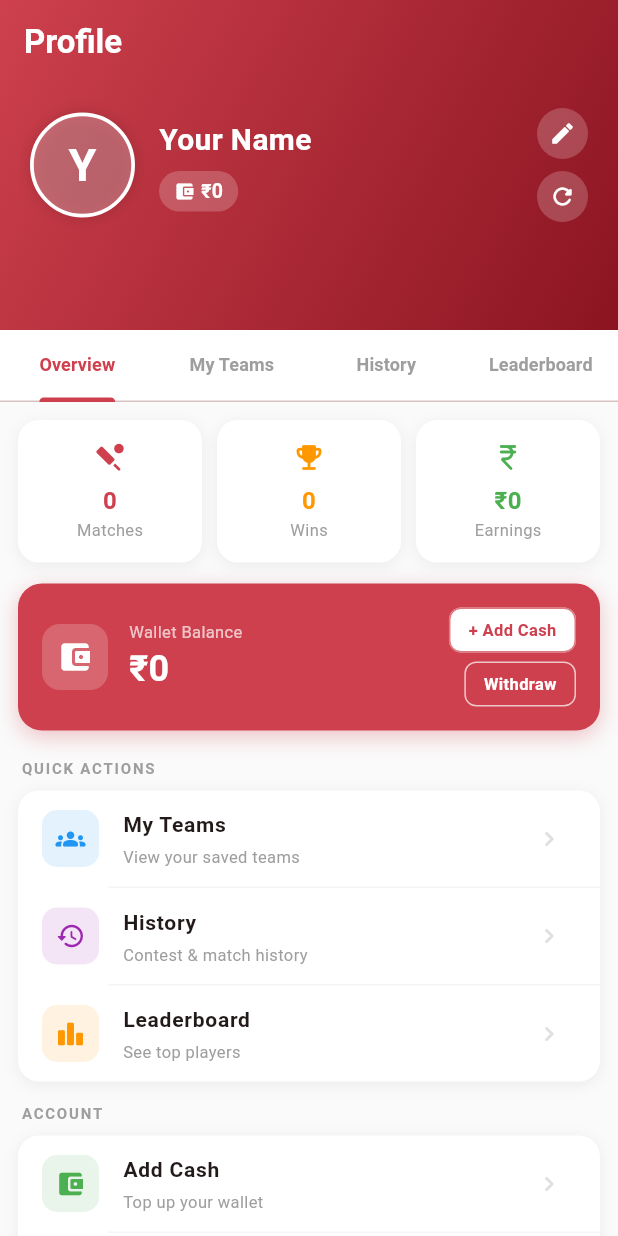
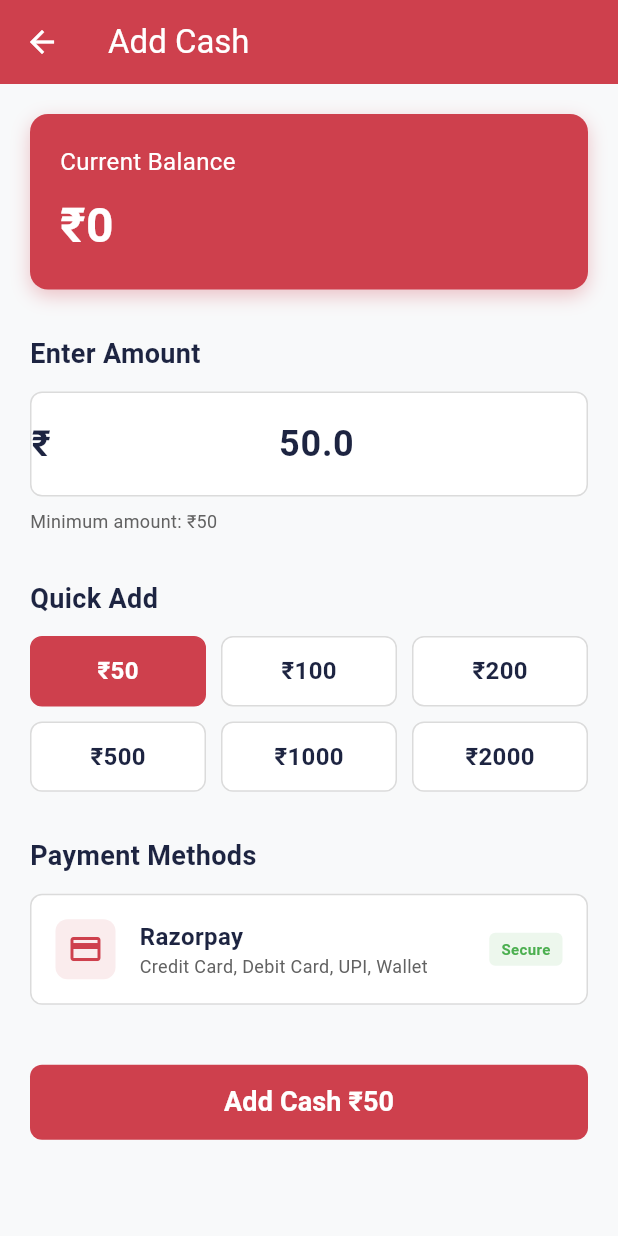
Before and after one commit to ashokmauryatech01-coder/dream11-app, a Flutter app: the EsProfileScreen screen opened directly, after a tap on "+ Add Cash", on a phone screen of 412 x 824 dp. Run offline on Flutter 3.47's test engine with Material 3 defaults, Android fonts, the light colour scheme and no system bars; our stand-ins replace cached_network_image, shared_preferences; missing offline and left inert: razorpay_flutter; accounts and stored records are empty; network calls fail.

Commit message:
feat: Implement add cash screen with Razorpay integration and introduce core application screens.

```diff
--- a/lib/core/services/razorpay_service.dart
+++ b/lib/core/services/razorpay_service.dart
@@ -1,5 +1,5 @@
 import 'package:flutter/material.dart';
-import 'package:razorpay_flutter/razorpay_flutter';
+import 'package:razorpay_flutter/razorpay_flutter.dart';
 import 'package:fantasy_crick/core/constants/app_constants.dart';
 
 class RazorpayService {
@@ -49,6 +49,7 @@ class RazorpayService {
       _razorpay.open(options);
     } catch (e) {
       debugPrint('Error opening Razorpay: $e');
+      onPaymentError?.call('Payment initialization failed: $e');
     }
   }
 
--- /dev/null
+++ b/lib/core/services/razorpay_service_mock.dart
@@ -0,0 +1,42 @@
+import 'package:flutter/material.dart';
+import 'package:fantasy_crick/core/constants/app_constants.dart';
+
+class RazorpayService {
+  static final RazorpayService _instance = RazorpayService._internal();
+  factory RazorpayService() => _instance;
+  RazorpayService._internal();
+
+  Function(String)? onPaymentSuccess;
+  Function(String)? onPaymentError;
+  Function(String)? onPaymentExternalWallet;
+
+  void initialize({
+    Function(String)? onPaymentSuccess,
+    Function(String)? onPaymentError,
+    Function(String)? onPaymentExternalWallet,
+  }) {
+    this.onPaymentSuccess = onPaymentSuccess;
+    this.onPaymentError = onPaymentError;
+    this.onPaymentExternalWallet = onPaymentExternalWallet;
+  }
+
+  void openPayment({
+    required String name,
+    required String description,
+    required double amount,
+    String? contact,
+    String? email,
+  }) {
+    // Mock payment implementation for now
+    debugPrint('Mock Payment: $name - $description - ₹$amount');
+
+    // Simulate payment success after 2 seconds
+    Future.delayed(const Duration(seconds: 2), () {
+      onPaymentSuccess?.call('mock_payment_id_${DateTime.now().millisecondsSinceEpoch}');
+    });
+  }
+
+  void dispose() {
+    // Cleanup if needed
+  }
+}
--- a/lib/features/profile/screens/es_profile_screen.dart
+++ b/lib/features/profile/screens/es_profile_screen.dart
@@ -4,6 +4,7 @@ import 'package:fantasy_crick/core/services/api_client.dart';
 import 'package:fantasy_crick/core/services/profile_service.dart';
 import 'package:fantasy_crick/core/services/location_service.dart';
 import 'package:fantasy_crick/features/profile/screens/es_edit_profile_screen.dart';
+import 'package:fantasy_crick/features/wallet/screens/add_cash_screen.dart';
 
 // ─────────────────────────────────────────────────────────────────────────────
 //  PROFILE SCREEN  — white background, light cards, real API
@@ -381,27 +382,18 @@ class _EsProfileScreenState extends State<EsProfileScreen>
           'Add Cash',
           'Top up your wallet',
           Colors.green,
-          () {},
+          () {
+            Navigator.push(
+              context,
+              MaterialPageRoute(builder: (context) => const AddCashScreen()),
+            );
+          },
         ),
         _menuItem(
           Icons.arrow_downward_rounded,
           'Withdraw',
           'Withdraw winnings',
           Colors.teal,
-          () {},
-        ),
-        _menuItem(
-          Icons.card_giftcard_rounded,
-          'Refer & Earn',
-          'Get ${LocationService.formatAmount(100, _location)} per referral',
-          Colors.pink,
-          () {},
-        ),
-        _menuItem(
-          Icons.verified_user_rounded,
-          'KYC Verify',
-          'Complete your verification',
-          Colors.indigo,
           () {},
         ),
       ]),
@@ -435,7 +427,9 @@ class _EsProfileScreenState extends State<EsProfileScreen>
           'Privacy Policy',
           'How we use your data',
           Colors.grey,
-          () {},
+          () {
+            Navigator.pushNamed(context, '/privacy-policy');
+          },
         ),
       ]),
       const SizedBox(height: 14),
@@ -563,7 +557,14 @@ class _EsProfileScreenState extends State<EsProfileScreen>
   );
 
   Widget _walletBtn(String label, Color bg, Color fg) => GestureDetector(
-    onTap: () {},
+    onTap: () {
+      if (label.contains('Add Cash')) {
+        Navigator.push(
+          context,
+          MaterialPageRoute(builder: (context) => const AddCashScreen()),
+        );
+      }
+    },
     child: Container(
       padding: const EdgeInsets.symmetric(horizontal: 12, vertical: 6),
       decoration: BoxDecoration(
--- /dev/null
+++ b/lib/features/wallet/screens/add_cash_screen.dart
@@ -0,0 +1,388 @@
+import 'package:flutter/material.dart';
+import 'package:fantasy_crick/core/constants/app_colors.dart';
+import 'package:fantasy_crick/core/services/razorpay_service.dart';
+
+class AddCashScreen extends StatefulWidget {
+  const AddCashScreen({super.key});
+
+  @override
+  State<AddCashScreen> createState() => _AddCashScreenState();
+}
+
+class _AddCashScreenState extends State<AddCashScreen> {
+  final RazorpayService _razorpayService = RazorpayService();
+  final TextEditingController _amountController = TextEditingController();
+  double _selectedAmount = 50.0;
+  final List<double> _quickAmounts = [50, 100, 200, 500, 1000, 2000];
+  bool _isProcessing = false;
+
+  @override
+  void initState() {
+    super.initState();
+    _amountController.text = _selectedAmount.toString();
+    _initializeRazorpay();
+  }
+
+  void _initializeRazorpay() {
+    _razorpayService.initialize(
+      onPaymentSuccess: (paymentId) {
+        setState(() => _isProcessing = false);
+        _showMessage('Payment Successful!', 'Payment ID: $paymentId', true);
+      },
+      onPaymentError: (error) {
+        setState(() => _isProcessing = false);
+        _showMessage('Payment Failed', error, false);
+      },
+      onPaymentExternalWallet: (walletName) {
+        setState(() => _isProcessing = false);
+        _showMessage('External Wallet', 'Selected wallet: $walletName', true);
+      },
+    );
+  }
+
+  @override
+  void dispose() {
+    _amountController.dispose();
+    _razorpayService.dispose();
+    super.dispose();
+  }
+
+  void _makePayment(double amount) {
+    if (amount < 50) {
+      _showMessage('Invalid Amount', 'Minimum amount is ₹50', false);
+      return;
+    }
+
+    setState(() => _isProcessing = true);
+
+    _razorpayService.openPayment(
+      name: 'Segga Sportzz - Add Cash',
+      description: 'Add ₹${amount.toStringAsFixed(0)} to wallet',
+      amount: amount,
+      contact: '9999999999',
+      email: 'user@example.com',
+    );
+  }
+
+  void _showMessage(String title, String message, bool isSuccess) {
+    showDialog(
+      context: context,
+      barrierDismissible: false,
+      builder: (context) => AlertDialog(
+        title: Text(title),
+        content: Text(message),
+        icon: Icon(
+          isSuccess ? Icons.check_circle : Icons.error,
+          color: isSuccess ? Colors.green : Colors.red,
+        ),
+        actions: [
+          if (isSuccess) ...[
+            TextButton(
+              onPressed: () {
+                Navigator.pop(context); // Close dialog
+                Navigator.pop(context); // Go back to previous screen
+              },
+              child: const Text('Done'),
+            ),
+            TextButton(
+              onPressed: () {
+                Navigator.pop(context); // Close dialog only
+              },
+              child: const Text('Add More'),
+            ),
+          ] else ...[
+            TextButton(
+              onPressed: () => Navigator.pop(context),
+              child: const Text('OK'),
+            ),
+          ],
+        ],
+      ),
+    );
+  }
+
+  @override
+  Widget build(BuildContext context) {
+    return Scaffold(
+      backgroundColor: AppColors.background,
+      appBar: AppBar(
+        backgroundColor: AppColors.primary,
+        foregroundColor: AppColors.white,
+        title: const Text('Add Cash'),
+        elevation: 0,
+      ),
+      body: SingleChildScrollView(
+        padding: const EdgeInsets.all(20),
+        child: Column(
+          crossAxisAlignment: CrossAxisAlignment.start,
+          children: [
+            // Wallet Balance Card
+            Container(
+              width: double.infinity,
+              padding: const EdgeInsets.all(20),
+              decoration: BoxDecoration(
+                color: AppColors.primary,
+                borderRadius: BorderRadius.circular(12),
+                boxShadow: [
+                  BoxShadow(
+                    color: AppColors.primary.withOpacity(0.3),
+                    blurRadius: 10,
+                    offset: const Offset(0, 4),
+                  ),
+                ],
+              ),
+              child: Column(
+                crossAxisAlignment: CrossAxisAlignment.start,
+                children: [
+                  const Text(
+                    'Current Balance',
+                    style: TextStyle(
+                      color: AppColors.white,
+                      fontSize: 16,
+                    ),
+                  ),
+                  const SizedBox(height: 8),
+                  const Text(
+                    '₹0',
+                    style: TextStyle(
+                      color: AppColors.white,
+                      fontSize: 32,
+                      fontWeight: FontWeight.bold,
+                    ),
+                  ),
+                ],
+              ),
+            ),
+            const SizedBox(height: 30),
+
+            // Custom Amount Input
+            const Text(
+              'Enter Amount',
+              style: TextStyle(
+                fontSize: 18,
+                fontWeight: FontWeight.bold,
+                color: AppColors.text,
+              ),
+            ),
+            const SizedBox(height: 12),
+            Container(
+              decoration: BoxDecoration(
+                color: AppColors.white,
+                borderRadius: BorderRadius.circular(8),
+                border: Border.all(color: AppColors.border),
+              ),
+              child: TextField(
+                controller: _amountController,
+                keyboardType: TextInputType.number,
+                textAlign: TextAlign.center,
+                style: const TextStyle(
+                  fontSize: 24,
+                  fontWeight: FontWeight.bold,
+                  color: AppColors.text,
+                ),
+                decoration: const InputDecoration(
+                  hintText: '0',
+                  hintStyle: TextStyle(color: AppColors.textLight),
+                  prefixText: '₹',
+                  prefixStyle: TextStyle(
+                    fontSize: 24,
+                    fontWeight: FontWeight.bold,
+                    color: AppColors.text,
+                  ),
+                  border: InputBorder.none,
+                  contentPadding: EdgeInsets.symmetric(vertical: 16),
+                ),
+                onChanged: (value) {
+                  final amount = double.tryParse(value);
+                  if (amount != null) {
+                    setState(() {
+                      _selectedAmount = amount;
+                    });
+                  }
+                },
+              ),
+            ),
+            const SizedBox(height: 8),
+            const Text(
+              'Minimum amount: ₹50',
+              style: TextStyle(
+                fontSize: 12,
+                color: AppColors.textLight,
+              ),
+            ),
+            const SizedBox(height: 30),
+
+            // Quick Amount Selection
+            const Text(
+              'Quick Add',
+              style: TextStyle(
+                fontSize: 18,
+                fontWeight: FontWeight.bold,
+                color: AppColors.text,
+              ),
+            ),
+            const SizedBox(height: 12),
+            GridView.builder(
+              shrinkWrap: true,
+              physics: const NeverScrollableScrollPhysics(),
+              gridDelegate: const SliverGridDelegateWithFixedCrossAxisCount(
+                crossAxisCount: 3,
+                childAspectRatio: 2.5,
+                crossAxisSpacing: 10,
+                mainAxisSpacing: 10,
+              ),
+              itemCount: _quickAmounts.length,
+              itemBuilder: (context, index) {
+                final amount = _quickAmounts[index];
+                final isSelected = _selectedAmount == amount;
+                return GestureDetector(
+                  onTap: () {
+                    setState(() {
+                      _selectedAmount = amount;
+                      _amountController.text = amount.toString();
+                    });
+                  },
+                  child: Container(
+                    decoration: BoxDecoration(
+                      color: isSelected ? AppColors.primary : AppColors.white,
+                      borderRadius: BorderRadius.circular(8),
+                      border: Border.all(
+                        color: isSelected ? AppColors.primary : AppColors.border,
+                      ),
+                    ),
+                    child: Center(
+                      child: Text(
+                        '₹${amount.toStringAsFixed(0)}',
+                        style: TextStyle(
+                          fontSize: 16,
+                          fontWeight: FontWeight.bold,
+                          color: isSelected ? AppColors.white : AppColors.text,
+                        ),
+                      ),
+                    ),
+                  ),
+                );
+              },
+            ),
+            const SizedBox(height: 30),
+
+            // Payment Methods
+            const Text(
+              'Payment Methods',
+              style: TextStyle(
+                fontSize: 18,
+                fontWeight: FontWeight.bold,
+                color: AppColors.text,
+              ),
+            ),
+            const SizedBox(height: 12),
+            Container(
+              padding: const EdgeInsets.all(16),
+              decoration: BoxDecoration(
+                color: AppColors.white,
+                borderRadius: BorderRadius.circular(8),
+                border: Border.all(color: AppColors.border),
+              ),
+              child: Row(
+                children: [
+                  Container(
+                    width: 40,
+                    height: 40,
+                    decoration: BoxDecoration(
+                      color: AppColors.primary.withOpacity(0.1),
+                      borderRadius: BorderRadius.circular(8),
+                    ),
+                    child: const Icon(
+                      Icons.payment,
+                      color: AppColors.primary,
+                      size: 24,
+                    ),
+                  ),
+                  const SizedBox(width: 16),
+                  const Expanded(
+                    child: Column(
+                      crossAxisAlignment: CrossAxisAlignment.start,
+                      children: [
+                        Text(
+                          'Razorpay',
+                          style: TextStyle(
+                            fontSize: 16,
+                            fontWeight: FontWeight.bold,
+                            color: AppColors.text,
+                          ),
+                        ),
+                        Text(
+                          'Credit Card, Debit Card, UPI, Wallet',
+                          style: TextStyle(
+                            fontSize: 12,
+                            color: AppColors.textLight,
+                          ),
+                        ),
+                      ],
+                    ),
+                  ),
+                  Container(
+                    padding: const EdgeInsets.symmetric(horizontal: 8, vertical: 4),
+                    decoration: BoxDecoration(
+                      color: Colors.green.withOpacity(0.1),
+                      borderRadius: BorderRadius.circular(4),
+                    ),
+                    child: const Text(
+                      'Secure',
+                      style: TextStyle(
+                        fontSize: 10,
+                        color: Colors.green,
+                        fontWeight: FontWeight.bold,
+                      ),
+                    ),
+                  ),
+                ],
+              ),
+            ),
+            const SizedBox(height: 40),
+
+            // Add Cash Button
+            SizedBox(
+              width: double.infinity,
+              height: 50,
+              child: ElevatedButton(
+                onPressed: _isProcessing ? null : () => _makePayment(_selectedAmount),
+                style: ElevatedButton.styleFrom(
+                  backgroundColor: _isProcessing ? Colors.grey : AppColors.primary,
+                  foregroundColor: AppColors.white,
+                  shape: RoundedRectangleBorder(
+                    borderRadius: BorderRadius.circular(8),
+                  ),
+                  elevation: 0,
+                ),
+                child: _isProcessing
+                    ? const Row(
+                        mainAxisAlignment: MainAxisAlignment.center,
+                        children: [
+                          SizedBox(
+                            width: 20,
+                            height: 20,
+                            child: CircularProgressIndicator(
+                              color: Colors.white,
+                              strokeWidth: 2,
+                            ),
+                          ),
+                          SizedBox(width: 12),
+                          Text('Processing...'),
+                        ],
+                      )
+                    : Text(
+                        'Add Cash ₹${_selectedAmount.toStringAsFixed(0)}',
+                        style: const TextStyle(
+                          fontSize: 18,
+                          fontWeight: FontWeight.bold,
+                        ),
+                      ),
+              ),
+            ),
+          ],
+        ),
+      ),
+    );
+  }
+}
--- a/lib/main.dart
+++ b/lib/main.dart
@@ -4,6 +4,8 @@ import 'package:fantasy_crick/features/splash/screens/splash_screen.dart';
 import 'package:fantasy_crick/features/auth/screens/signin_screen.dart';
 import 'package:fantasy_crick/features/home/screens/home_screen.dart';
 import 'package:fantasy_crick/features/profile/screens/es_how_to_play_screen.dart';
+import 'package:fantasy_crick/features/profile/screens/privacy_policy_screen.dart';
+import 'package:fantasy_crick/features/wallet/screens/add_cash_screen.dart';
 
 void main() {
   runApp(const MyApp());
@@ -27,6 +29,8 @@ class MyApp extends StatelessWidget {
         '/signin': (context) => const SignInScreen(),
         '/home': (context) => const HomeScreen(),
         '/how-to-play': (context) => const EsHowToPlayScreen(),
+        '/add-cash': (context) => const AddCashScreen(),
+        '/privacy-policy': (context) => const PrivacyPolicyScreen(),
       },
     );
   }
--- a/pubspec.yaml
+++ b/pubspec.yaml
@@ -15,7 +15,7 @@ dependencies:
   http: ^1.2.1
   cached_network_image: ^3.3.1
   shared_preferences: ^2.2.3
-  razorpay_flutter: ^1.3.7
+  razorpay_flutter: ^1.4.1
 
 dev_dependencies:
   flutter_test:
```
Also changed, not shown: lib/features/profile/screens/es_edit_profile_screen.dart (+30 -10 lines), lib/features/profile/screens/privacy_policy_screen.dart (added, +151 -0 lines), lib/home_page.dart (+6 -24 lines).
